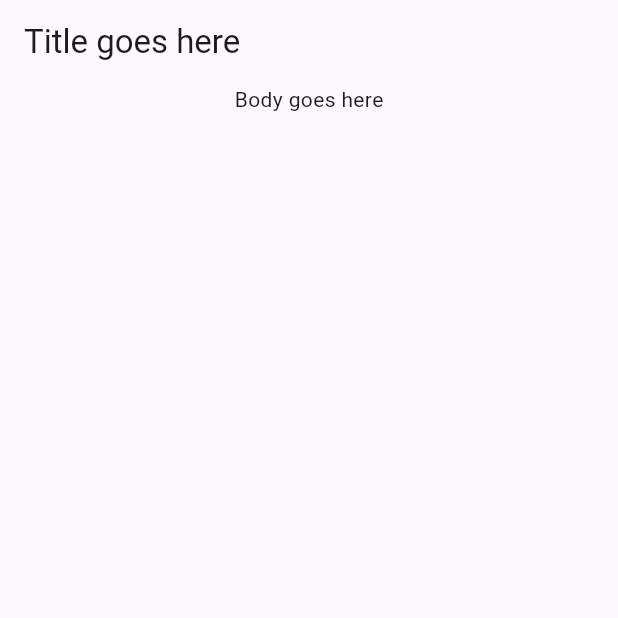
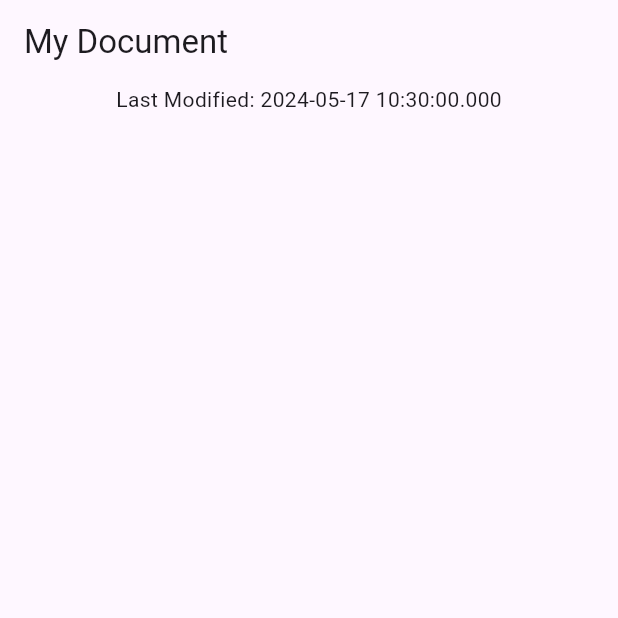
Before and after one commit to ajay9803/patterns-codelab, a Flutter app: the screen it shows after launch, on a phone screen of 412 x 824 dp, the top half of it. Run offline on Flutter 3.47's test engine with Material 3 defaults, Android fonts, the phone set to English and light mode, and no system bars.

Commit message:
Create and return record

```diff
--- a/lib/data.dart
+++ b/lib/data.dart
@@ -27,4 +27,11 @@ const documentJson = '''
 class Document {
   final Map<String, Object?> _json;
   Document() : _json = jsonDecode(documentJson);
+
+  // record - getter
+  // access un-named field with metaData.$1
+  // access named filed with metaData.date
+  (String, {DateTime date}) get metaData {
+    return ("My Document", date: DateTime.now());
+  }
 }
--- a/lib/main.dart
+++ b/lib/main.dart
@@ -29,14 +29,15 @@ class DocumentScreen extends StatelessWidget {
 
   @override
   Widget build(BuildContext context) {
+    final metaData = document.metaData;
     return Scaffold(
       appBar: AppBar(
-        title: const Text('Title goes here'),
+        title: Text(metaData.$1),
       ),
-      body: const Column(
+      body: Column(
         children: [
           Center(
-            child: Text('Body goes here'),
+            child: Text('Last Modified: ${metaData.date}'),
           ),
         ],
       ),
```
